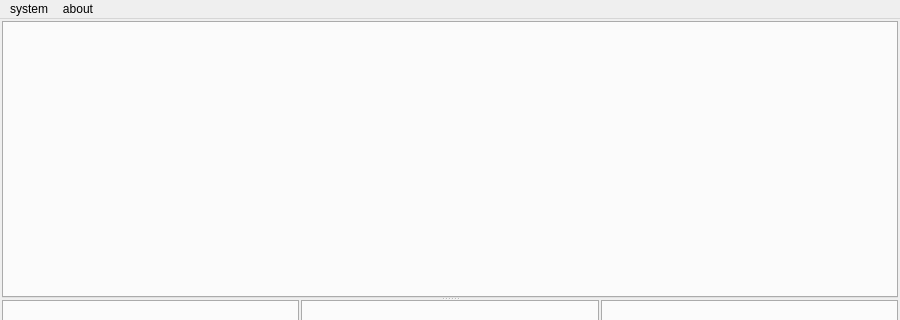
Old version of the form ctpnow/ui/mainwindow.ui in the repository xclxxl414/bftrader; both pictures show x 0 to 900 and y 0 to 320 of the 900 by 600 pixel window.
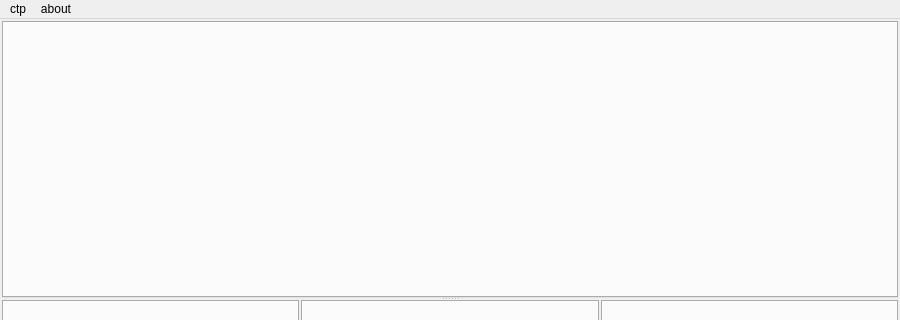
New version of the form.

The edit to the form file:
```diff
--- a/ctpnow/ui/mainwindow.ui
+++ b/ctpnow/ui/mainwindow.ui
@@ -79,9 +79,9 @@
      <height>23</height>
     </rect>
    </property>
-   <widget class="QMenu" name="menuSystem">
+   <widget class="QMenu" name="menuCtp">
     <property name="title">
-     <string>system</string>
+     <string>ctp</string>
     </property>
     <addaction name="actionConfig"/>
     <addaction name="separator"/>
@@ -148,7 +148,7 @@
     <addaction name="actionVersion"/>
     <addaction name="menuDeveloperTools"/>
    </widget>
-   <addaction name="menuSystem"/>
+   <addaction name="menuCtp"/>
    <addaction name="menuAbout"/>
   </widget>
   <widget class="QStatusBar" name="statusBar"/>
```
Left out of the diff: 4 changed lines with no effect on the pictures.
